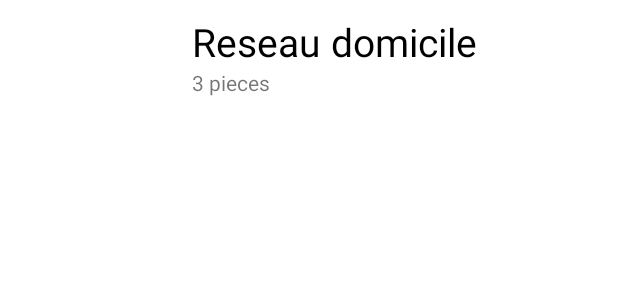
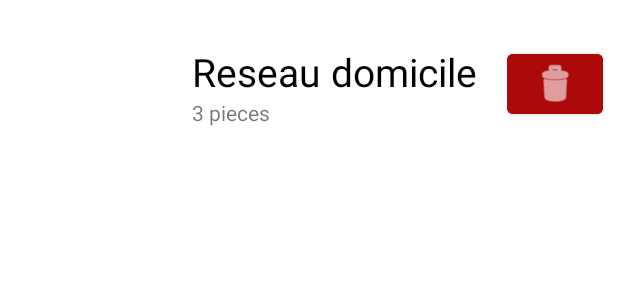
Before and after one commit to CoulibalyOthniel/Network-YC-, an Android app: the layout list_network.xml on its own in the app's theme, with its tools: preview values and no code run, on a phone screen of 412 x 824 dp. Shown: the top 300 px of the screen. Run offline under Robolectric (Android 15) with nearby library versions, the phone set to English and light mode, and no system bars.

Commit message:
Finalisation d'un fichier list_view

```diff
--- a/app/src/main/res/layout/list_network.xml
+++ b/app/src/main/res/layout/list_network.xml
@@ -29,6 +29,7 @@
                 android:layout_width="wrap_content"
                 android:layout_height="wrap_content"
                 android:layout_marginStart="20dp"
+                android:layout_marginTop="20dp"
                 android:orientation="vertical">
 
                 <TextView
@@ -45,6 +46,23 @@
                     android:layout_height="wrap_content"
                     android:text="3 pieces" />
             </LinearLayout>
+
+            <LinearLayout
+                android:layout_width="match_parent"
+                android:layout_height="wrap_content"
+                android:layout_marginStart="20dp"
+                android:layout_marginTop="20dp"
+                android:layout_marginEnd="10dp"
+                android:orientation="vertical">
+
+                <Button
+                    android:id="@+id/deleteNetwork"
+                    android:layout_width="match_parent"
+                    android:layout_height="wrap_content"
+                    android:backgroundTint="#AC0A0A"
+                    app:icon="@android:drawable/ic_menu_delete"
+                    app:iconTint="#FFFFFF" />
+            </LinearLayout>
         </LinearLayout>
 
     </RelativeLayout>
```
